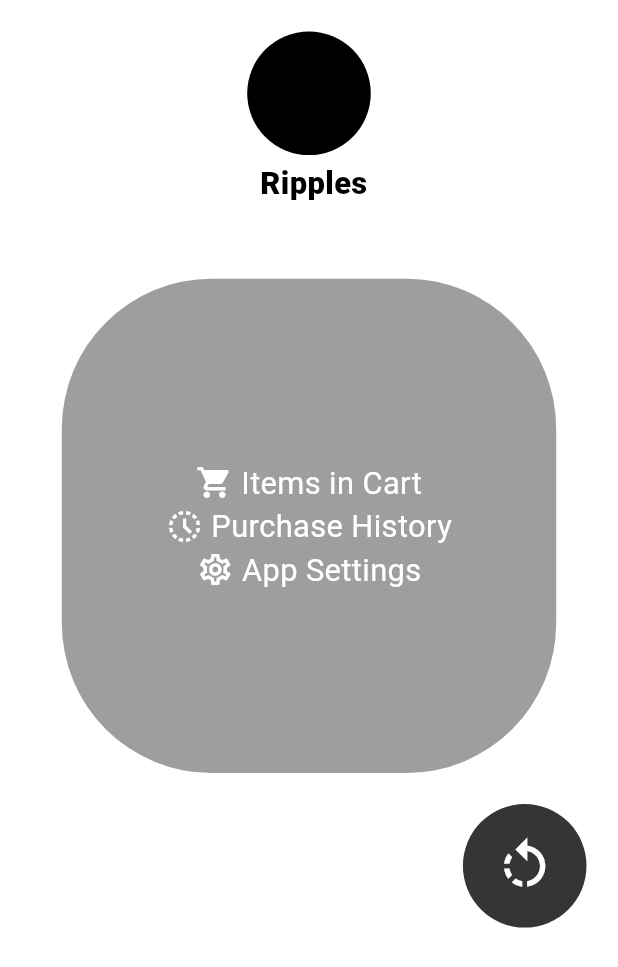
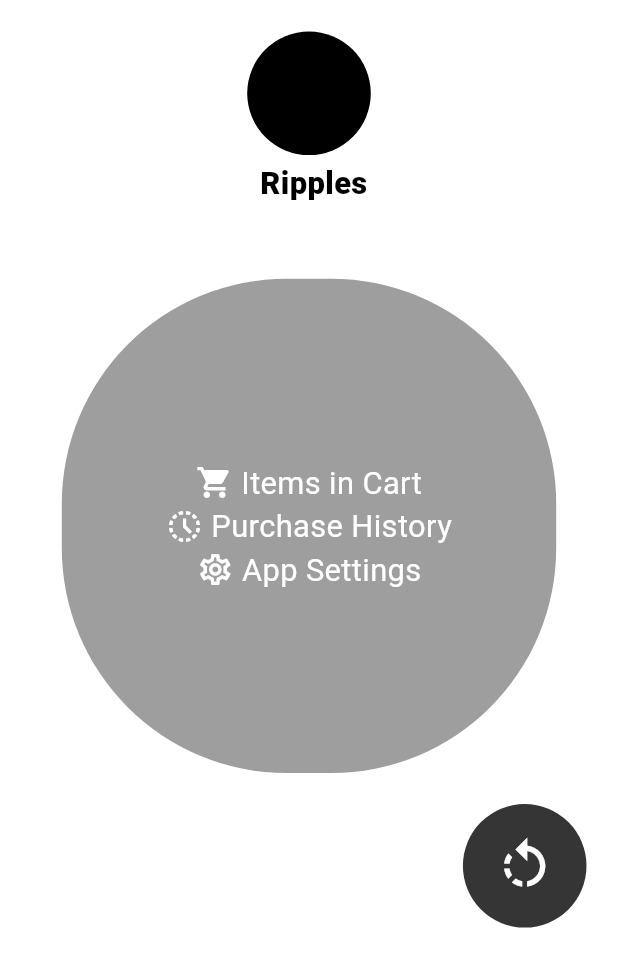
Before and after one commit to IshraqSikder/App_Assignment1_CBI-026, a Flutter app: the screen it shows after launch, after a tap on "Expand", on a phone screen of 412 x 824 dp. Shown: the top 967 px of the screen. Run offline on Flutter 3.47's test engine with Material 3 defaults, Android fonts, the phone set to English and light mode, and no system bars; our stand-ins replace get.

Commit message:
first commit

```diff
--- a/lib/main.dart
+++ b/lib/main.dart
@@ -96,7 +96,7 @@ class MyHomePage extends StatelessWidget {
                 _buildAnimatedCircle(
                   size: size,
                   clicked: buttonClicked.value,
-                  topPosition: buttonClicked.value ? 0 : size.width * 0.50,
+                  topPosition: buttonClicked.value ? 0 : size.width * 0.495,
                   circleSize:
                       buttonClicked.value ? size.width * 0.2 : size.width * 0.3,
                   color: Colors.black,
@@ -131,7 +131,7 @@ class MyHomePage extends StatelessWidget {
           width: circleSize,
           height: circleSize,
           decoration: BoxDecoration(
-            borderRadius: BorderRadius.circular(100),
+            borderRadius: BorderRadius.circular(150),
             color: color,
           ),
           child: child,
```
